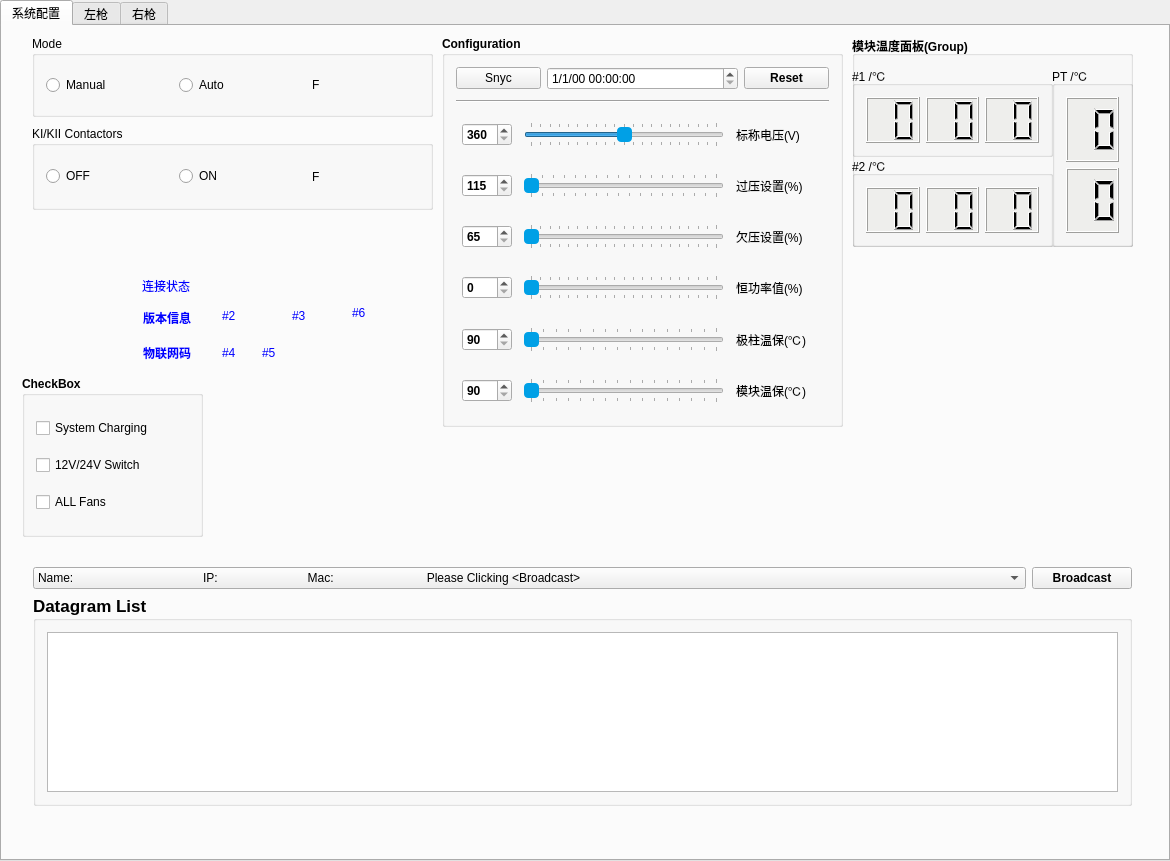
Above: widget.ui from YaoLiMuMu/changer-test before the change. Below: the same form after it.
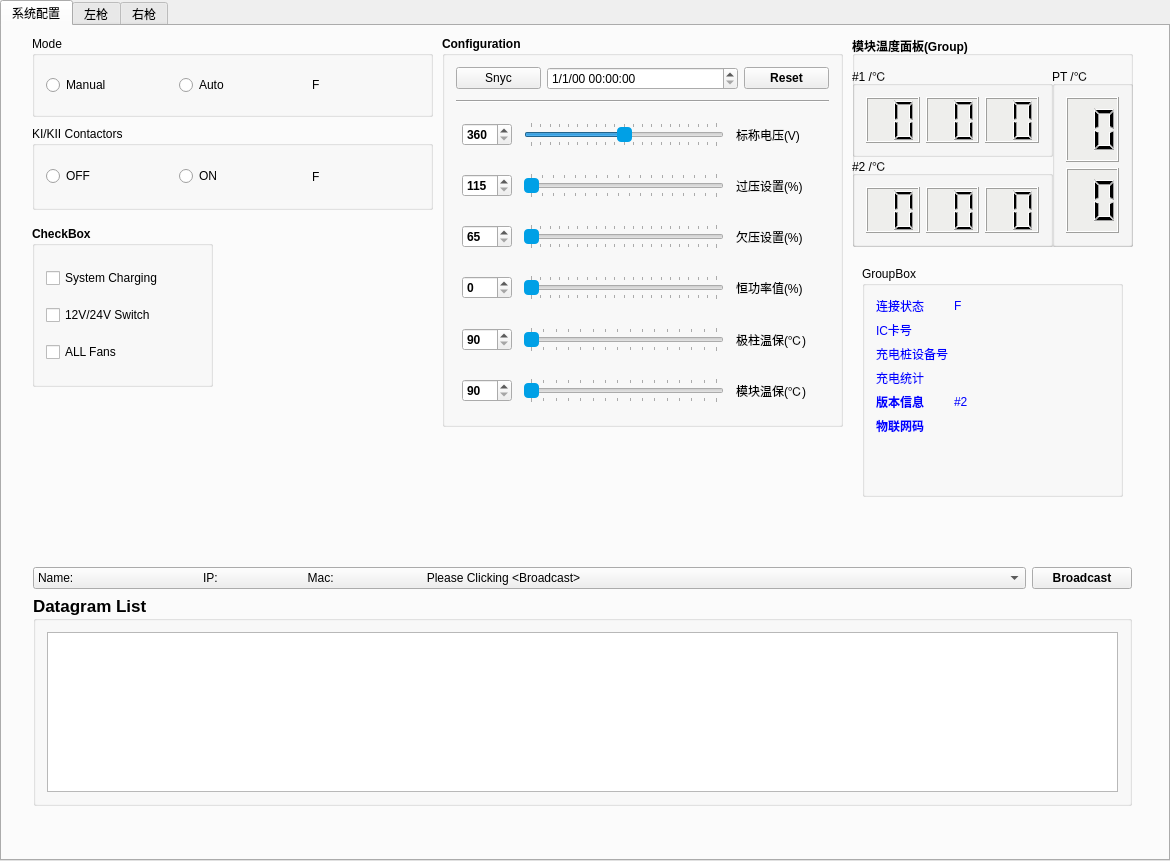
That is the form after the change. The open tabs and pages were chosen to show the change.

```diff
--- a/widget.ui
+++ b/widget.ui
@@ -789,8 +789,8 @@
       <widget class="QGroupBox" name="groupBox_10">
        <property name="geometry">
         <rect>
-         <x>20</x>
-         <y>350</y>
+         <x>30</x>
+         <y>200</y>
          <width>181</width>
          <height>161</height>
         </rect>
@@ -1097,149 +1097,128 @@
         </layout>
        </widget>
       </widget>
-      <widget class="QLabel" name="label1_3">
+      <widget class="QGroupBox" name="groupBox_23">
        <property name="geometry">
         <rect>
-         <x>141</x>
-         <y>280</y>
-         <width>81</width>
-         <height>23</height>
+         <x>860</x>
+         <y>240</y>
+         <width>261</width>
+         <height>231</height>
         </rect>
        </property>
-       <property name="font">
-        <font>
-         <weight>75</weight>
-         <bold>true</bold>
-         <underline>false</underline>
-        </font>
+       <property name="title">
+        <string>GroupBox</string>
        </property>
-       <property name="styleSheet">
-        <string notr="true">QLabel#label1_3 {color:blue}</string>
-       </property>
-       <property name="text">
-        <string>版本信息</string>
-       </property>
-      </widget>
-      <widget class="QLabel" name="label1_5">
-       <property name="geometry">
-        <rect>
-         <x>140</x>
-         <y>250</y>
-         <width>71</width>
-         <height>19</height>
-        </rect>
-       </property>
-       <property name="styleSheet">
-        <string notr="true">QLabel#label1_5 {color:blue}</string>
-       </property>
-       <property name="text">
-        <string>连接状态</string>
-       </property>
-      </widget>
-      <widget class="QLabel" name="label1_6">
-       <property name="geometry">
-        <rect>
-         <x>220</x>
-         <y>280</y>
-         <width>42</width>
-         <height>19</height>
-        </rect>
-       </property>
-       <property name="styleSheet">
-        <string notr="true">QLabel#label1_6 {color:blue}</string>
-       </property>
-       <property name="text">
-        <string>#2</string>
-       </property>
-      </widget>
-      <widget class="QLabel" name="label1_7">
-       <property name="geometry">
-        <rect>
-         <x>290</x>
-         <y>280</y>
-         <width>41</width>
-         <height>19</height>
-        </rect>
-       </property>
-       <property name="styleSheet">
-        <string notr="true">QLabel#label1_7 {color:blue}</string>
-       </property>
-       <property name="text">
-        <string>#3</string>
-       </property>
-      </widget>
-      <widget class="QLabel" name="label1_4">
-       <property name="geometry">
-        <rect>
-         <x>141</x>
-         <y>310</y>
-         <width>81</width>
-         <height>33</height>
-        </rect>
-       </property>
-       <property name="font">
-        <font>
-         <weight>75</weight>
-         <italic>false</italic>
-         <bold>true</bold>
-         <underline>false</underline>
-         <strikeout>false</strikeout>
-        </font>
-       </property>
-       <property name="styleSheet">
-        <string notr="true">QLabel#label1_4 {color:blue}</string>
-       </property>
-       <property name="text">
-        <string>物联网码</string>
-       </property>
-      </widget>
-      <widget class="QLabel" name="label1_8">
-       <property name="geometry">
-        <rect>
-         <x>220</x>
-         <y>310</y>
-         <width>41</width>
-         <height>33</height>
-        </rect>
-       </property>
-       <property name="styleSheet">
-        <string notr="true">QLabel#label1_8 {color:blue}</string>
-       </property>
-       <property name="text">
-        <string>#4</string>
-       </property>
-      </widget>
-      <widget class="QLabel" name="label1_9">
-       <property name="geometry">
-        <rect>
-         <x>260</x>
-         <y>310</y>
-         <width>58</width>
-         <height>33</height>
-        </rect>
-       </property>
-       <property name="styleSheet">
-        <string notr="true">QLabel#label1_9 {color:blue}</string>
-       </property>
-       <property name="text">
-        <string>#5</string>
-       </property>
-      </widget>
-      <widget class="QLabel" name="label1_10">
-       <property name="geometry">
-        <rect>
-         <x>350</x>
-         <y>270</y>
-         <width>89</width>
-         <height>33</height>
-        </rect>
-       </property>
-       <property name="styleSheet">
-        <string notr="true">QLabel#label1_10 {color:blue}</string>
-       </property>
-       <property name="text">
-        <string>#6</string>
-       </property>
+       <layout class="QFormLayout" name="formLayout_2">
+        <item row="0" column="0">
+         <widget class="QLabel" name="label1_5">
+          <property name="font">
+           <font>
+            <weight>50</weight>
+            <bold>false</bold>
+           </font>
+          </property>
+          <property name="styleSheet">
+           <string notr="true">QLabel#label1_5 {color:blue}</string>
+          </property>
+          <property name="text">
+           <string>连接状态</string>
+          </property>
+         </widget>
+        </item>
+        <item row="1" column="0">
+         <widget class="QLabel" name="label1_9">
+          <property name="styleSheet">
+           <string notr="true">QLabel#label1_9 {color:blue}</string>
+          </property>
+          <property name="text">
+           <string>IC卡号</string>
+          </property>
+         </widget>
+        </item>
+        <item row="0" column="1">
+         <widget class="QLabel" name="label1_7">
+          <property name="font">
+           <font>
+            <weight>50</weight>
+            <bold>false</bold>
+           </font>
+          </property>
+          <property name="styleSheet">
+           <string notr="true">QLabel#label1_7 {color:blue}</string>
+          </property>
+          <property name="text">
+           <string>F</string>
+          </property>
+         </widget>
+        </item>
+        <item row="4" column="0">
+         <widget class="QLabel" name="label1_3">
+          <property name="font">
+           <font>
+            <weight>75</weight>
+            <bold>true</bold>
+            <underline>false</underline>
+           </font>
+          </property>
+          <property name="styleSheet">
+           <string notr="true">QLabel#label1_3 {color:blue}</string>
+          </property>
+          <property name="text">
+           <string>版本信息</string>
+          </property>
+         </widget>
+        </item>
+        <item row="4" column="1">
+         <widget class="QLabel" name="label1_6">
+          <property name="styleSheet">
+           <string notr="true">QLabel#label1_6 {color:blue}</string>
+          </property>
+          <property name="text">
+           <string>#2</string>
+          </property>
+         </widget>
+        </item>
+        <item row="5" column="0">
+         <widget class="QLabel" name="label1_4">
+          <property name="font">
+           <font>
+            <weight>75</weight>
+            <italic>false</italic>
+            <bold>true</bold>
+            <underline>false</underline>
+            <strikeout>false</strikeout>
+           </font>
+          </property>
+          <property name="styleSheet">
+           <string notr="true">QLabel#label1_4 {color:blue}</string>
+          </property>
+          <property name="text">
+           <string>物联网码</string>
+          </property>
+         </widget>
+        </item>
+        <item row="2" column="0">
+         <widget class="QLabel" name="label1_10">
+          <property name="styleSheet">
+           <string notr="true">QLabel#label1_10 {color:blue}</string>
+          </property>
+          <property name="text">
+           <string>充电桩设备号</string>
+          </property>
+         </widget>
+        </item>
+        <item row="3" column="0">
+         <widget class="QLabel" name="label1_8">
+          <property name="styleSheet">
+           <string notr="true">QLabel#label1_8 {color:blue}</string>
+          </property>
+          <property name="text">
+           <string>充电统计</string>
+          </property>
+         </widget>
+        </item>
+       </layout>
       </widget>
      </widget>
      <widget class="QWidget" name="tab_2">
```
Left out of the diff: 180 changed lines with no effect on the pictures.
